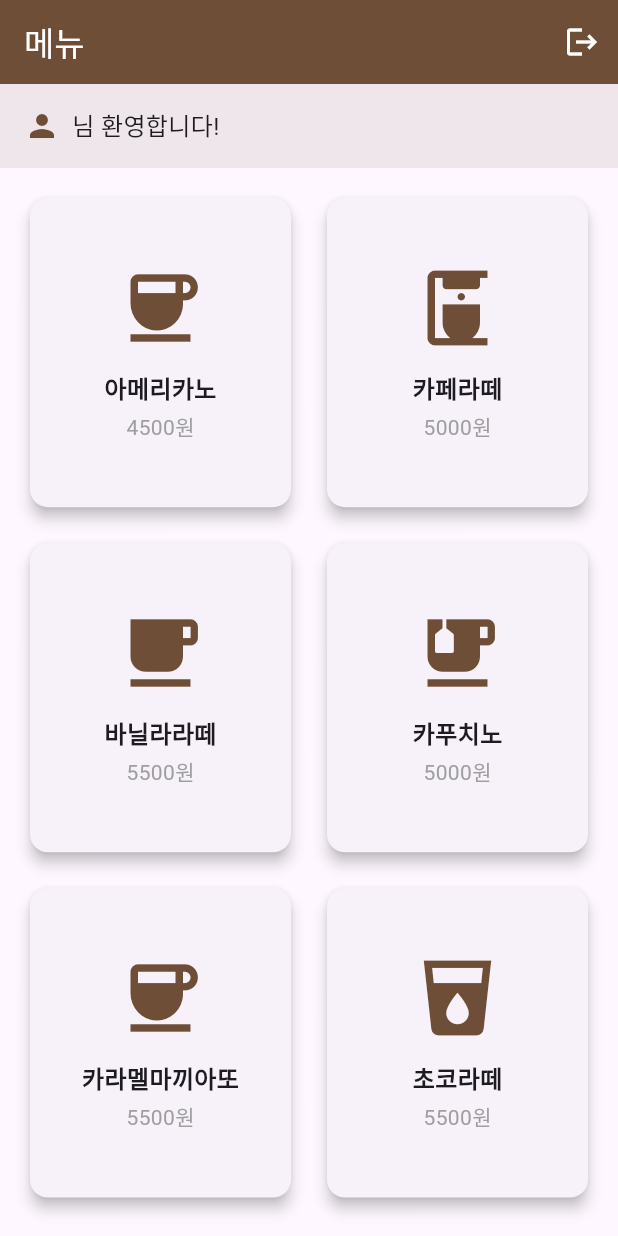
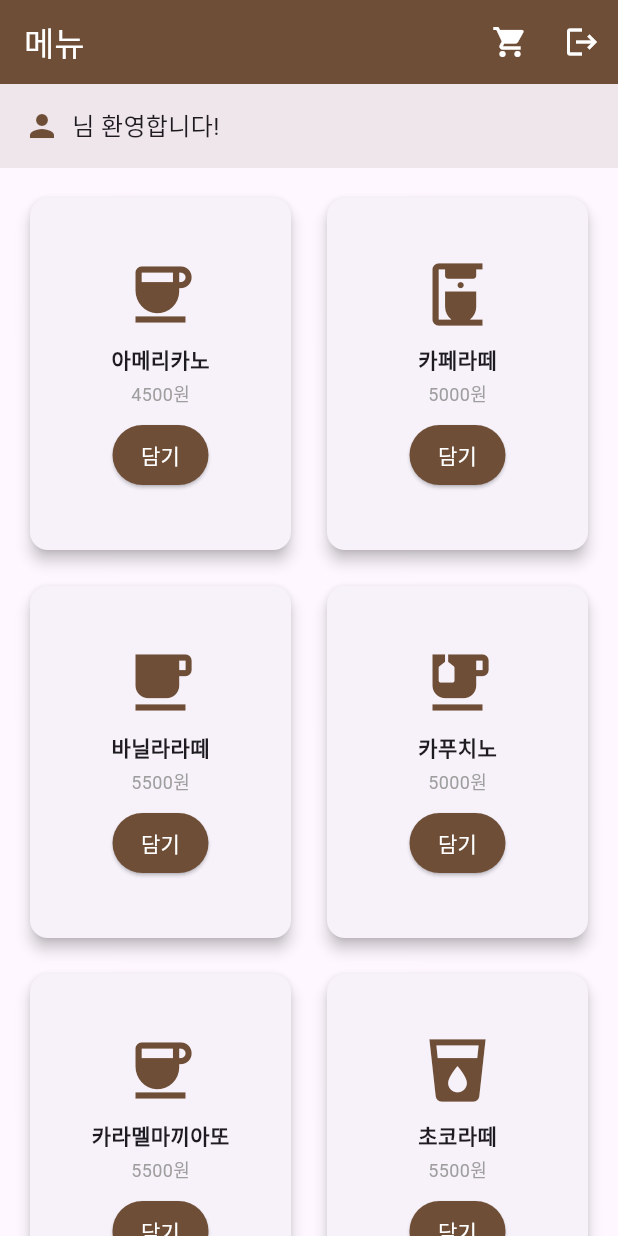
Before and after one commit to Cafe-Order/Cafe_Order_Project, a Flutter app: the screen it shows once a user with an empty profile is signed in, on a phone screen of 412 x 824 dp. Run offline on Flutter 3.47's test engine with Material 3 defaults, Android fonts, the phone set to English and light mode, and no system bars; our stand-ins replace cloud_firestore, firebase_auth, firebase_core, google_sign_in; accounts and stored records are empty.

Commit message:
[mobile] feat: 메뉴에서 장바구니 담기 기능 추가

```diff
--- a/mobile/lib/screens/menu_screen.dart
+++ b/mobile/lib/screens/menu_screen.dart
@@ -1,6 +1,7 @@
 import 'package:flutter/material.dart';
 import 'package:firebase_auth/firebase_auth.dart';
 import 'login_screen.dart';
+import 'cart_screen.dart';
 
 class MenuScreen extends StatefulWidget {
   const MenuScreen({super.key});
@@ -19,14 +20,29 @@ class _MenuScreenState extends State<MenuScreen> {
     {'name': '초코라떼', 'price': 5500, 'image': Icons.local_drink},
   ];
 
+  final List<Map<String, dynamic>> cart = [];
+
+  void _addToCart(Map<String, dynamic> item) {
+    setState(() {
+      final existingIndex = cart.indexWhere((i) => i['name'] == item['name']);
+      if (existingIndex >= 0) {
+        cart[existingIndex]['quantity']++;
+      } else {
+        cart.add({
+          'name': item['name'],
+          'price': item['price'],
+          'image': item['image'],
+          'quantity': 1,
+        });
+      }
+    });
+    ScaffoldMessenger.of(
+      context,
+    ).showSnackBar(SnackBar(content: Text('${item['name']} 담김!')));
+  }
+
   Future<void> _signOut() async {
     await FirebaseAuth.instance.signOut();
-    if (mounted) {
-      Navigator.pushReplacement(
-        context,
-        MaterialPageRoute(builder: (context) => const LoginScreen()),
-      );
-    }
   }
 
   @override
@@ -39,6 +55,42 @@ class _MenuScreenState extends State<MenuScreen> {
         backgroundColor: const Color(0xFF6F4E37),
         foregroundColor: Colors.white,
         actions: [
+          Stack(
+            children: [
+              IconButton(
+                icon: const Icon(Icons.shopping_cart),
+                onPressed: () {
+                  Navigator.push(
+                    context,
+                    MaterialPageRoute(
+                      builder: (context) => CartScreen(cartItems: cart),
+                    ),
+                  );
+                },
+              ),
+              if (cart.isNotEmpty)
+                Positioned(
+                  right: 8,
+                  top: 8,
+                  child: Container(
+                    padding: const EdgeInsets.all(2),
+                    decoration: const BoxDecoration(
+                      color: Colors.red,
+                      shape: BoxShape.circle,
+                    ),
+                    constraints: const BoxConstraints(
+                      minWidth: 16,
+                      minHeight: 16,
+                    ),
+                    child: Text(
+                      '${cart.length}',
+                      style: const TextStyle(color: Colors.white, fontSize: 10),
+                      textAlign: TextAlign.center,
+                    ),
+                  ),
+                ),
+            ],
+          ),
           IconButton(icon: const Icon(Icons.logout), onPressed: _signOut),
         ],
       ),
@@ -63,7 +115,7 @@ class _MenuScreenState extends State<MenuScreen> {
               padding: const EdgeInsets.all(16),
               gridDelegate: const SliverGridDelegateWithFixedCrossAxisCount(
                 crossAxisCount: 2,
-                childAspectRatio: 0.85,
+                childAspectRatio: 0.75,
                 crossAxisSpacing: 16,
                 mainAxisSpacing: 16,
               ),
@@ -72,25 +124,19 @@ class _MenuScreenState extends State<MenuScreen> {
                 final item = menuItems[index];
                 return Card(
                   elevation: 4,
-                  child: InkWell(
-                    onTap: () {
-                      ScaffoldMessenger.of(context).showSnackBar(
-                        SnackBar(content: Text('${item['name']} 선택!')),
-                      );
-                    },
                   child: Column(
                     mainAxisAlignment: MainAxisAlignment.center,
                     children: [
                       Icon(
                         item['image'],
-                          size: 60,
+                        size: 50,
                         color: const Color(0xFF6F4E37),
                       ),
-                        const SizedBox(height: 12),
+                      const SizedBox(height: 8),
                       Text(
                         item['name'],
                         style: const TextStyle(
-                            fontSize: 16,
+                          fontSize: 14,
                           fontWeight: FontWeight.bold,
                         ),
                       ),
@@ -98,12 +144,24 @@ class _MenuScreenState extends State<MenuScreen> {
                       Text(
                         '${item['price']}원',
                         style: const TextStyle(
-                            fontSize: 14,
+                          fontSize: 12,
                           color: Colors.grey,
                         ),
                       ),
+                      const SizedBox(height: 8),
+                      ElevatedButton(
+                        onPressed: () => _addToCart(item),
+                        style: ElevatedButton.styleFrom(
+                          backgroundColor: const Color(0xFF6F4E37),
+                          foregroundColor: Colors.white,
+                          padding: const EdgeInsets.symmetric(
+                            horizontal: 16,
+                            vertical: 8,
+                          ),
+                        ),
+                        child: const Text('담기'),
+                      ),
                     ],
-                    ),
                   ),
                 );
               },
```
Lines whose indentation alone changed are shown as unchanged.
